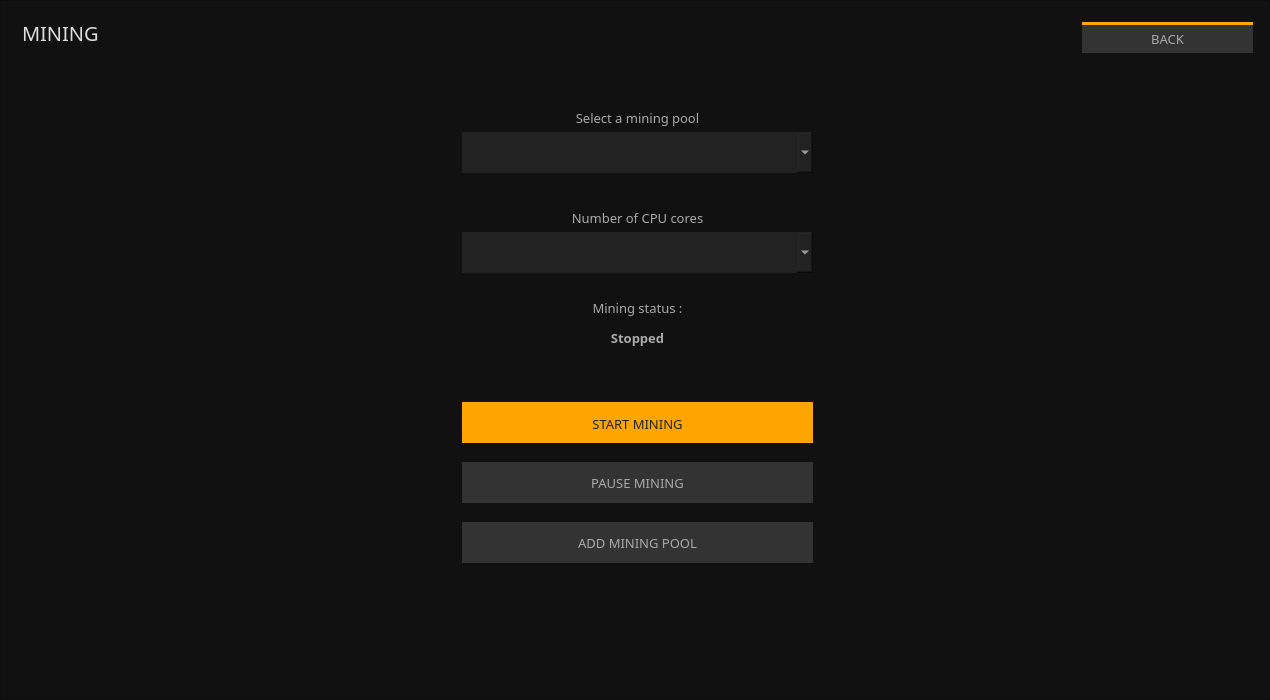
Qt form src/gui/ui/miningframe.ui (Pennykoin/PKGui) before a commit.
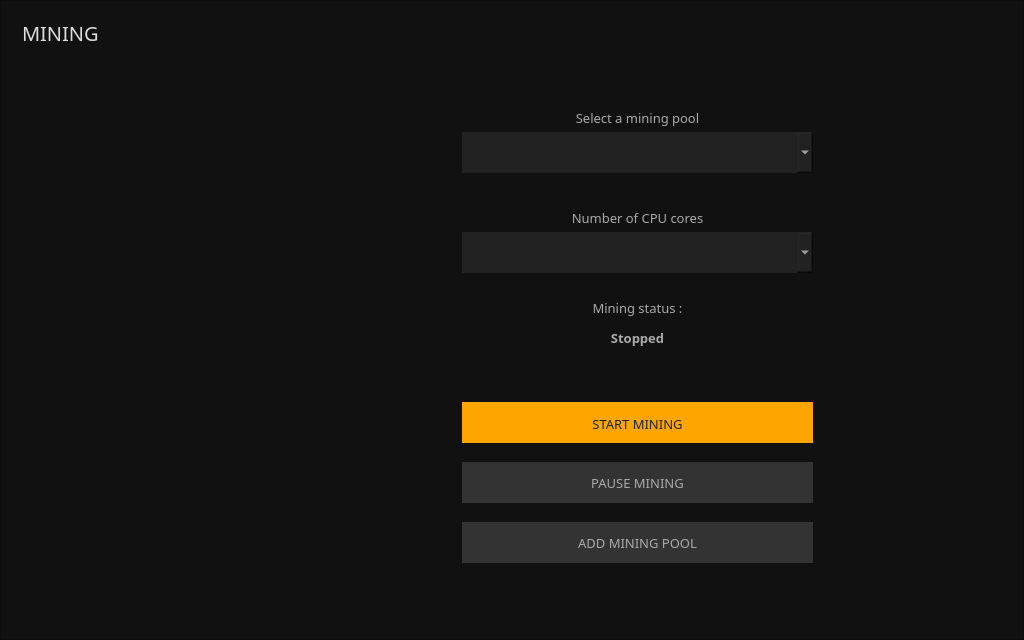
The same form after that commit.

The edit to the form file:
```diff
--- a/src/gui/ui/miningframe.ui
+++ b/src/gui/ui/miningframe.ui
@@ -6,8 +6,8 @@
    <rect>
     <x>0</x>
     <y>0</y>
-    <width>1270</width>
-    <height>700</height>
+    <width>1024</width>
+    <height>640</height>
    </rect>
   </property>
   <property name="font">
```
